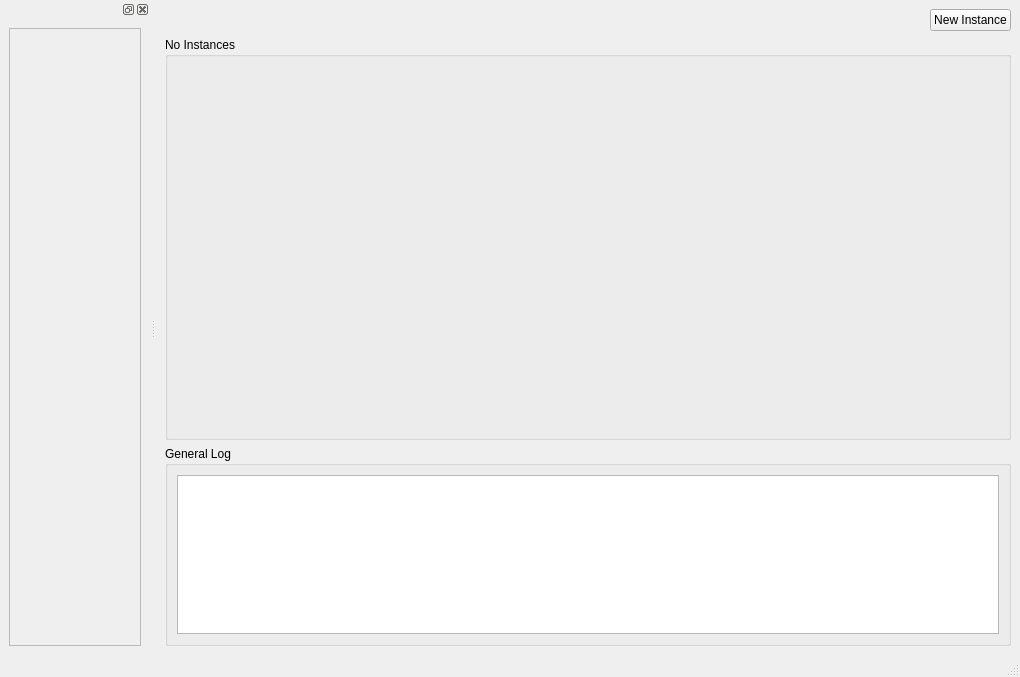
smalbadger/social, file src/gui/ui/mainwindow.ui: the form before one commit.
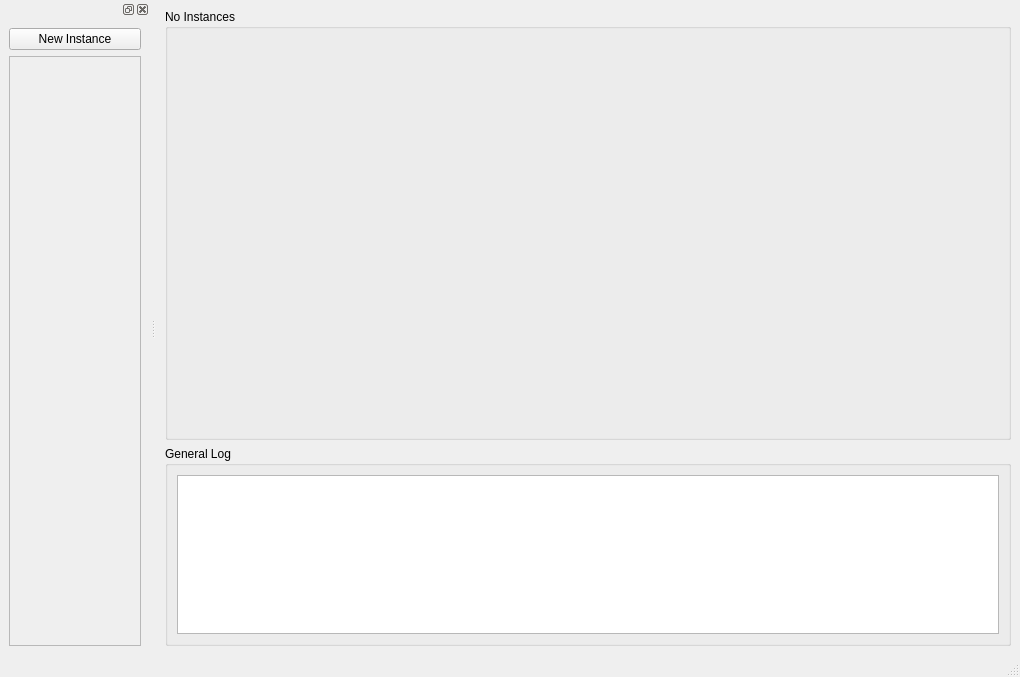
The form after the commit.

```diff
--- a/src/gui/ui/mainwindow.ui
+++ b/src/gui/ui/mainwindow.ui
@@ -15,7 +15,7 @@
   </property>
   <widget class="QWidget" name="centralwidget">
    <layout class="QGridLayout" name="gridLayout">
-    <item row="1" column="0">
+    <item row="0" column="0">
      <widget class="QGroupBox" name="instanceBox">
       <property name="sizePolicy">
        <sizepolicy hsizetype="Preferred" vsizetype="Expanding">
@@ -28,36 +28,19 @@
       </property>
       <layout class="QGridLayout" name="gridLayout_2">
        <item row="0" column="0">
-        <widget class="QWidget" name="instanceContainer" native="true"/>
+        <spacer name="verticalSpacer">
+         <property name="orientation">
+          <enum>Qt::Vertical</enum>
+         </property>
+         <property name="sizeType">
+          <enum>QSizePolicy::Fixed</enum>
+         </property>
+        </spacer>
        </item>
       </layout>
      </widget>
     </item>
-    <item row="0" column="0">
-     <layout class="QHBoxLayout" name="horizontalLayout">
-      <item>
-       <spacer name="horizontalSpacer">
-        <property name="orientation">
-         <enum>Qt::Horizontal</enum>
-        </property>
-        <property name="sizeHint" stdset="0">
-         <size>
-          <width>40</width>
-          <height>20</height>
-         </size>
-        </property>
-       </spacer>
-      </item>
-      <item>
-       <widget class="QPushButton" name="newInstanceButton">
-        <property name="text">
-         <string>New Instance</string>
-        </property>
-       </widget>
-      </item>
-     </layout>
-    </item>
-    <item row="2" column="0">
+    <item row="1" column="0">
      <widget class="QGroupBox" name="generalLogBox">
       <property name="sizePolicy">
        <sizepolicy hsizetype="Preferred" vsizetype="Preferred">
@@ -108,7 +91,7 @@
    <property name="minimumSize">
     <size>
      <width>150</width>
-     <height>107</height>
+     <height>135</height>
     </size>
    </property>
    <attribute name="dockWidgetArea">
@@ -116,6 +99,13 @@
    </attribute>
    <widget class="QWidget" name="instancesListContainer">
     <layout class="QVBoxLayout" name="verticalLayout">
+     <item>
+      <widget class="QPushButton" name="newInstanceButton">
+       <property name="text">
+        <string>New Instance</string>
+       </property>
+      </widget>
+     </item>
      <item>
       <widget class="QScrollArea" name="tabScrollArea">
        <property name="widgetResizable">
@@ -126,8 +116,8 @@
          <rect>
           <x>0</x>
           <y>0</y>
-          <width>130</width>
-          <height>595</height>
+          <width>280</width>
+          <height>567</height>
          </rect>
         </property>
        </widget>
```
